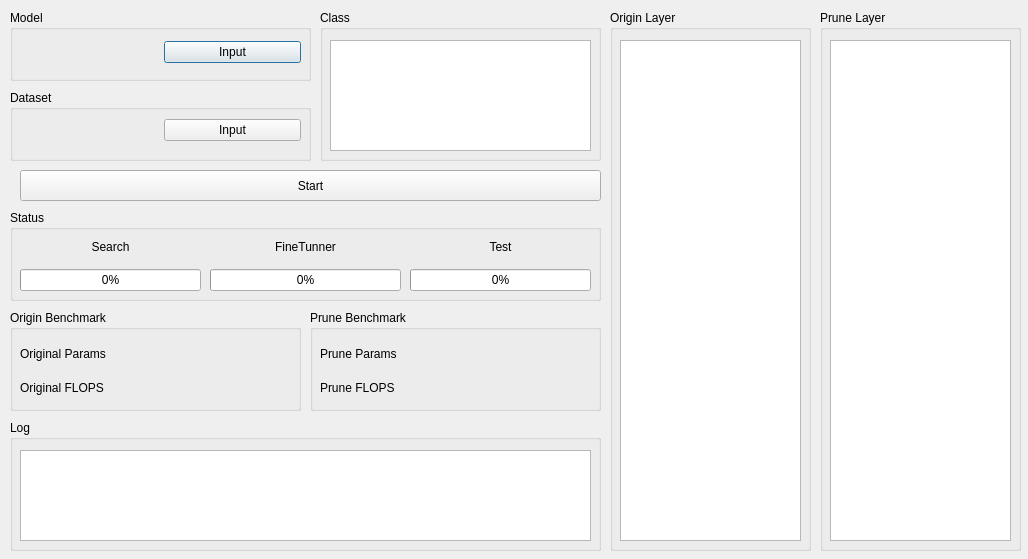
Before: the Qt Designer form ui/main.ui in jjxxmiin/Filter_Generation_Network, drawn with Qt 5.
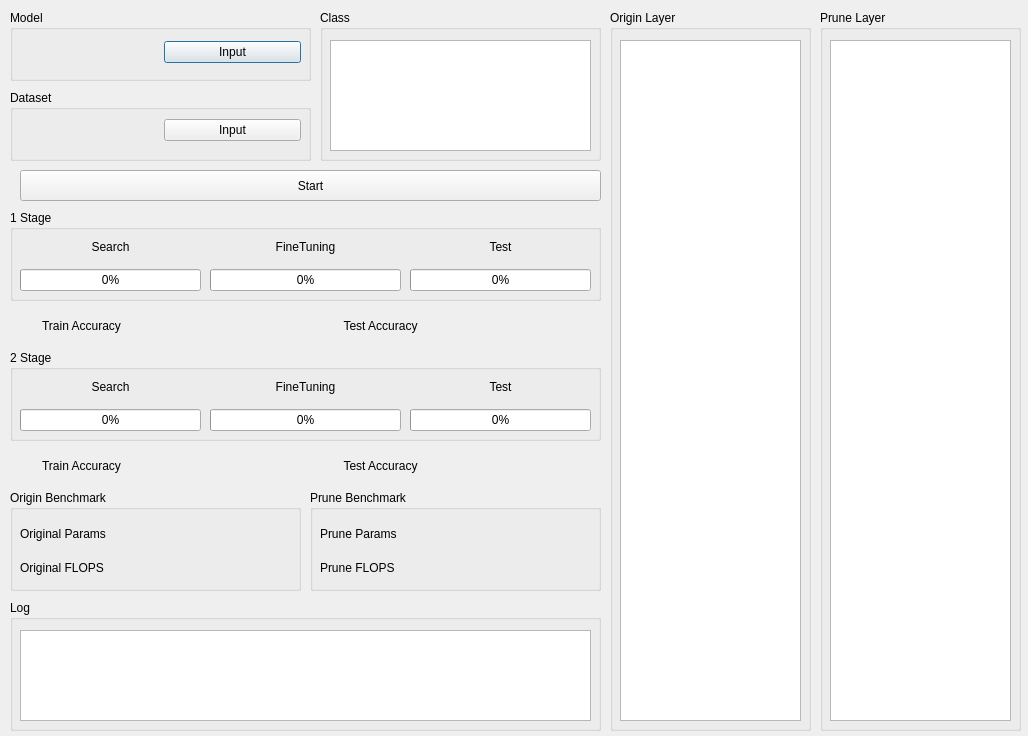
After: the same form once the commit is applied.

```diff
--- a/ui/main.ui
+++ b/ui/main.ui
@@ -7,7 +7,7 @@
     <x>0</x>
     <y>0</y>
     <width>1028</width>
-    <height>559</height>
+    <height>736</height>
    </rect>
   </property>
   <property name="windowTitle">
@@ -17,7 +17,7 @@
    <property name="geometry">
     <rect>
      <x>10</x>
-     <y>310</y>
+     <y>490</y>
      <width>291</width>
      <height>101</height>
     </rect>
@@ -70,7 +70,7 @@
    <property name="geometry">
     <rect>
      <x>10</x>
-     <y>420</y>
+     <y>600</y>
      <width>591</width>
      <height>131</height>
     </rect>
@@ -171,7 +171,7 @@
    <property name="geometry">
     <rect>
      <x>310</x>
-     <y>310</y>
+     <y>490</y>
      <width>291</width>
      <height>101</height>
     </rect>
@@ -243,7 +243,7 @@
     </rect>
    </property>
    <property name="title">
-    <string>Status</string>
+    <string>1 Stage</string>
    </property>
    <widget class="QWidget" name="verticalLayoutWidget">
     <property name="geometry">
@@ -287,7 +287,7 @@
      <item>
       <widget class="QLabel" name="finetune_label">
        <property name="text">
-        <string>FineTunner</string>
+        <string>FineTuning</string>
        </property>
        <property name="alignment">
         <set>Qt::AlignCenter</set>
@@ -362,7 +362,7 @@
      <x>610</x>
      <y>10</y>
      <width>201</width>
-     <height>541</height>
+     <height>721</height>
     </rect>
    </property>
    <property name="title">
@@ -374,7 +374,7 @@
       <x>10</x>
       <y>30</y>
       <width>181</width>
-      <height>501</height>
+      <height>681</height>
      </rect>
     </property>
    </widget>
@@ -385,7 +385,7 @@
      <x>820</x>
      <y>10</y>
      <width>201</width>
-     <height>541</height>
+     <height>721</height>
     </rect>
    </property>
    <property name="title">
@@ -397,11 +397,215 @@
       <x>10</x>
       <y>30</y>
       <width>181</width>
-      <height>501</height>
+      <height>681</height>
      </rect>
     </property>
    </widget>
   </widget>
+  <widget class="QGroupBox" name="groupBox_10">
+   <property name="geometry">
+    <rect>
+     <x>10</x>
+     <y>350</y>
+     <width>591</width>
+     <height>91</height>
+    </rect>
+   </property>
+   <property name="title">
+    <string>2 Stage</string>
+   </property>
+   <widget class="QWidget" name="verticalLayoutWidget_4">
+    <property name="geometry">
+     <rect>
+      <x>10</x>
+      <y>20</y>
+      <width>181</width>
+      <height>61</height>
+     </rect>
+    </property>
+    <layout class="QVBoxLayout" name="verticalLayout_4">
+     <item>
+      <widget class="QLabel" name="search_label_2">
+       <property name="text">
+        <string>Search</string>
+       </property>
+       <property name="alignment">
+        <set>Qt::AlignCenter</set>
+       </property>
+      </widget>
+     </item>
+     <item>
+      <widget class="QProgressBar" name="search_bar_2">
+       <property name="value">
+        <number>0</number>
+       </property>
+      </widget>
+     </item>
+    </layout>
+   </widget>
+   <widget class="QWidget" name="verticalLayoutWidget_5">
+    <property name="geometry">
+     <rect>
+      <x>200</x>
+      <y>20</y>
+      <width>191</width>
+      <height>61</height>
+     </rect>
+    </property>
+    <layout class="QVBoxLayout" name="verticalLayout_5">
+     <item>
+      <widget class="QLabel" name="finetune_label_2">
+       <property name="text">
+        <string>FineTuning</string>
+       </property>
+       <property name="alignment">
+        <set>Qt::AlignCenter</set>
+       </property>
+      </widget>
+     </item>
+     <item>
+      <widget class="QProgressBar" name="finetune_bar_2">
+       <property name="value">
+        <number>0</number>
+       </property>
+      </widget>
+     </item>
+    </layout>
+   </widget>
+   <widget class="QWidget" name="verticalLayoutWidget_6">
+    <property name="geometry">
+     <rect>
+      <x>400</x>
+      <y>20</y>
+      <width>181</width>
+      <height>61</height>
+     </rect>
+    </property>
+    <layout class="QVBoxLayout" name="verticalLayout_6">
+     <item>
+      <widget class="QLabel" name="test_label_2">
+       <property name="text">
+        <string>Test</string>
+       </property>
+       <property name="alignment">
+        <set>Qt::AlignCenter</set>
+       </property>
+      </widget>
+     </item>
+     <item>
+      <widget class="QProgressBar" name="test_bar_2">
+       <property name="value">
+        <number>0</number>
+       </property>
+      </widget>
+     </item>
+    </layout>
+   </widget>
+  </widget>
+  <widget class="QWidget" name="horizontalLayoutWidget_3">
+   <property name="geometry">
+    <rect>
+     <x>10</x>
+     <y>310</y>
+     <width>591</width>
+     <height>31</height>
+    </rect>
+   </property>
+   <layout class="QHBoxLayout" name="horizontalLayout_3">
+    <item>
+     <widget class="QLabel" name="label_4">
+      <property name="text">
+       <string>Train Accuracy</string>
+      </property>
+      <property name="alignment">
+       <set>Qt::AlignCenter</set>
+      </property>
+     </widget>
+    </item>
+    <item>
+     <widget class="QLabel" name="train_acc_label">
+      <property name="text">
+       <string/>
+      </property>
+      <property name="alignment">
+       <set>Qt::AlignCenter</set>
+      </property>
+     </widget>
+    </item>
+    <item>
+     <widget class="QLabel" name="label_2">
+      <property name="text">
+       <string>Test Accuracy</string>
+      </property>
+      <property name="alignment">
+       <set>Qt::AlignCenter</set>
+      </property>
+     </widget>
+    </item>
+    <item>
+     <widget class="QLabel" name="test_acc_label">
+      <property name="text">
+       <string/>
+      </property>
+      <property name="alignment">
+       <set>Qt::AlignCenter</set>
+      </property>
+     </widget>
+    </item>
+   </layout>
+  </widget>
+  <widget class="QWidget" name="horizontalLayoutWidget_5">
+   <property name="geometry">
+    <rect>
+     <x>10</x>
+     <y>450</y>
+     <width>591</width>
+     <height>31</height>
+    </rect>
+   </property>
+   <layout class="QHBoxLayout" name="horizontalLayout_5">
+    <item>
+     <widget class="QLabel" name="label">
+      <property name="text">
+       <string>Train Accuracy</string>
+      </property>
+      <property name="alignment">
+       <set>Qt::AlignCenter</set>
+      </property>
+     </widget>
+    </item>
+    <item>
+     <widget class="QLabel" name="train_acc_label_2">
+      <property name="text">
+       <string/>
+      </property>
+      <property name="alignment">
+       <set>Qt::AlignCenter</set>
+      </property>
+     </widget>
+    </item>
+    <item>
+     <widget class="QLabel" name="label_7">
+      <property name="text">
+       <string>Test Accuracy</string>
+      </property>
+      <property name="alignment">
+       <set>Qt::AlignCenter</set>
+      </property>
+     </widget>
+    </item>
+    <item>
+     <widget class="QLabel" name="test_acc_label_2">
+      <property name="text">
+       <string/>
+      </property>
+      <property name="alignment">
+       <set>Qt::AlignCenter</set>
+      </property>
+     </widget>
+    </item>
+   </layout>
+  </widget>
  </widget>
  <resources/>
  <connections/>
```
